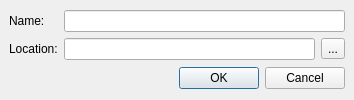
KDE/kdevelop, file plugins/snippet/addrepository.ui: the form before one commit.
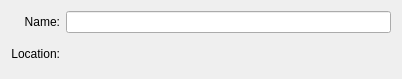
The form after the commit. Custom widgets are drawn as their Qt base class.

Commit message: Make the dialogs usable with KDialog. Remove uneeded code and ui file

```diff
--- a/plugins/snippet/addrepository.ui
+++ b/plugins/snippet/addrepository.ui
@@ -1,73 +1,53 @@
 <ui version="4.0" >
- <class>AddRepositoryBase</class>
- <widget class="QDialog" name="AddRepositoryBase" >
+ <class>AddRepository</class>
+ <widget class="QWidget" name="AddRepository" >
   <property name="geometry" >
    <rect>
     <x>0</x>
     <y>0</y>
-    <width>354</width>
-    <height>100</height>
+    <width>402</width>
+    <height>79</height>
    </rect>
   </property>
   <property name="windowTitle" >
    <string>Add an existing Repository</string>
   </property>
   <layout class="QGridLayout" >
-   <property name="margin" >
-    <number>9</number>
-   </property>
-   <property name="spacing" >
-    <number>6</number>
-   </property>
    <item row="0" column="0" >
-    <layout class="QGridLayout" >
-     <property name="margin" >
-      <number>0</number>
+    <widget class="QLabel" name="label" >
+     <property name="text" >
+      <string>Name:</string>
      </property>
-     <property name="spacing" >
-      <number>6</number>
+     <property name="alignment" >
+      <set>Qt::AlignRight|Qt::AlignTrailing|Qt::AlignVCenter</set>
      </property>
-     <item row="1" column="2" >
-      <widget class="QToolButton" name="toolButton" >
-       <property name="text" >
-        <string>...</string>
-       </property>
-      </widget>
-     </item>
-     <item row="0" column="0" >
-      <widget class="QLabel" name="label" >
-       <property name="text" >
-        <string>Name:</string>
-       </property>
-      </widget>
-     </item>
-     <item row="1" column="1" >
-      <widget class="QLineEdit" name="location" />
-     </item>
-     <item row="0" column="1" colspan="2" >
-      <widget class="QLineEdit" name="name" />
-     </item>
-     <item row="1" column="0" >
-      <widget class="QLabel" name="label_2" >
-       <property name="text" >
-        <string>Location:</string>
-       </property>
-      </widget>
-     </item>
-    </layout>
+    </widget>
+   </item>
+   <item row="0" column="1" >
+    <widget class="QLineEdit" name="name" />
    </item>
    <item row="1" column="0" >
-    <widget class="QDialogButtonBox" name="buttonBox" >
-     <property name="orientation" >
-      <enum>Qt::Horizontal</enum>
+    <widget class="QLabel" name="label_2" >
+     <property name="text" >
+      <string>Location:</string>
      </property>
-     <property name="standardButtons" >
-      <set>QDialogButtonBox::Cancel|QDialogButtonBox::NoButton|QDialogButtonBox::Ok</set>
+     <property name="alignment" >
+      <set>Qt::AlignRight|Qt::AlignTrailing|Qt::AlignVCenter</set>
      </property>
     </widget>
    </item>
+   <item row="1" column="1" >
+    <widget class="KUrlRequester" name="location" />
+   </item>
   </layout>
  </widget>
+ <customwidgets>
+  <customwidget>
+   <class>KUrlRequester</class>
+   <extends>QFrame</extends>
+   <header>kurlrequester.h</header>
+  </customwidget>
+ </customwidgets>
  <tabstops>
   <tabstop>name</tabstop>
   <tabstop>location</tabstop>
```
Left out of the diff: 38 changed lines with no effect on the pictures. The commit also changes 10 other files.
